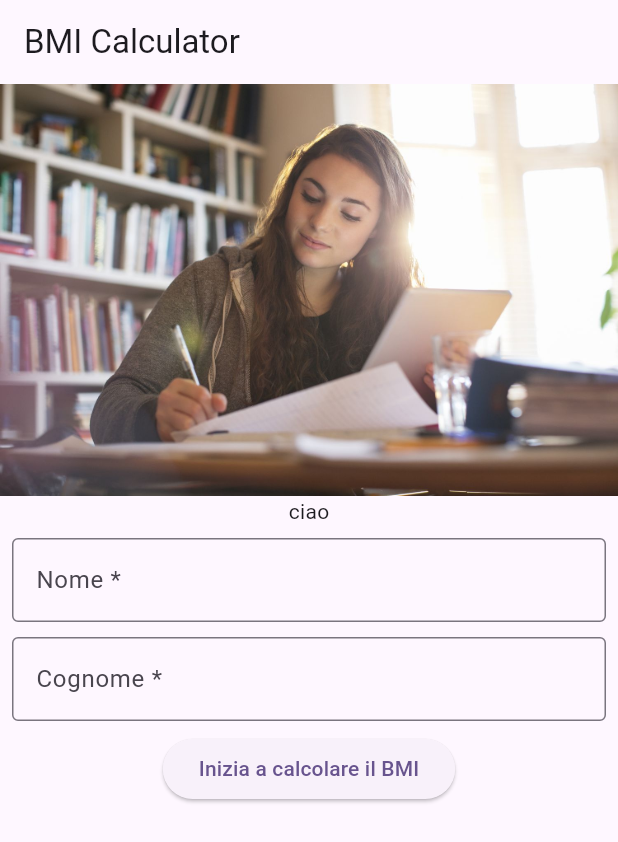
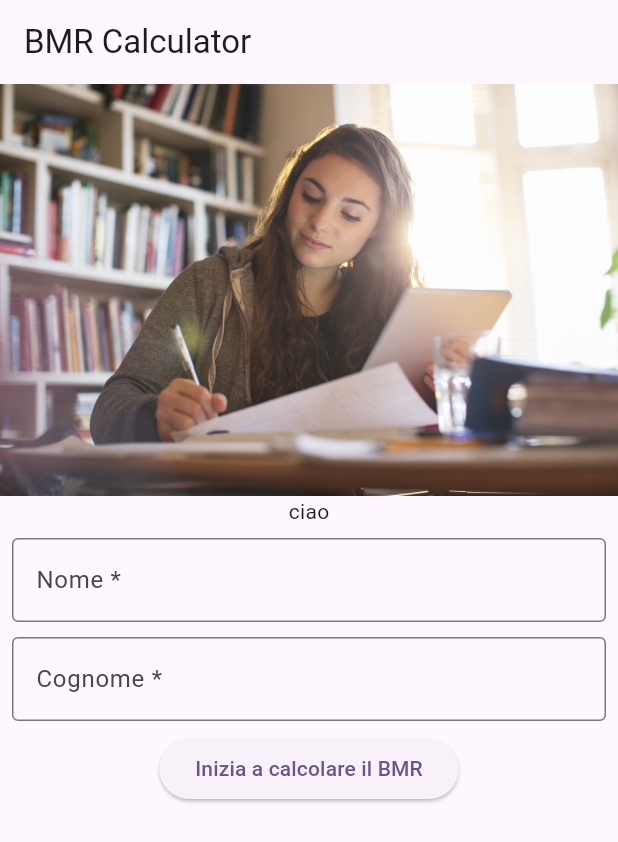
Before and after one commit to MatteoLanci/bmi_calculator_flutter, a Flutter app: the screen it shows after launch, on a phone screen of 412 x 824 dp. Shown: the top 842 px of the screen. Run offline on Flutter 3.47's test engine with Material 3 defaults, Android fonts, the phone set to English and light mode, and no system bars.

Commit message:
minor fixes

```diff
--- a/lib/main.dart
+++ b/lib/main.dart
@@ -12,7 +12,7 @@ class MyApp extends StatelessWidget {
   @override
   Widget build(BuildContext context) {
     return MaterialApp(
-      title: 'Bmi Calculator',
+      title: 'BMR Calculator',
       theme: ThemeData(
         // brightness: Brightness.light,
         colorScheme: ColorScheme.fromSeed(seedColor: Colors.deepPurple),
--- a/lib/pages/HomePage.dart
+++ b/lib/pages/HomePage.dart
@@ -17,7 +17,7 @@ class _HomePageState extends State<HomePage> {
   Widget build(BuildContext context) {
     return Scaffold(
       appBar: AppBar(
-        title: const Text('BMI Calculator'),
+        title: const Text('BMR Calculator'),
       ),
       body: Center(
         child: Column(
@@ -71,7 +71,7 @@ class _HomePageState extends State<HomePage> {
                   });
                 }
               },
-              child: const Text("Inizia a calcolare il BMI"),
+              child: const Text("Inizia a calcolare il BMR"),
             ),
           ],
         ),
```
